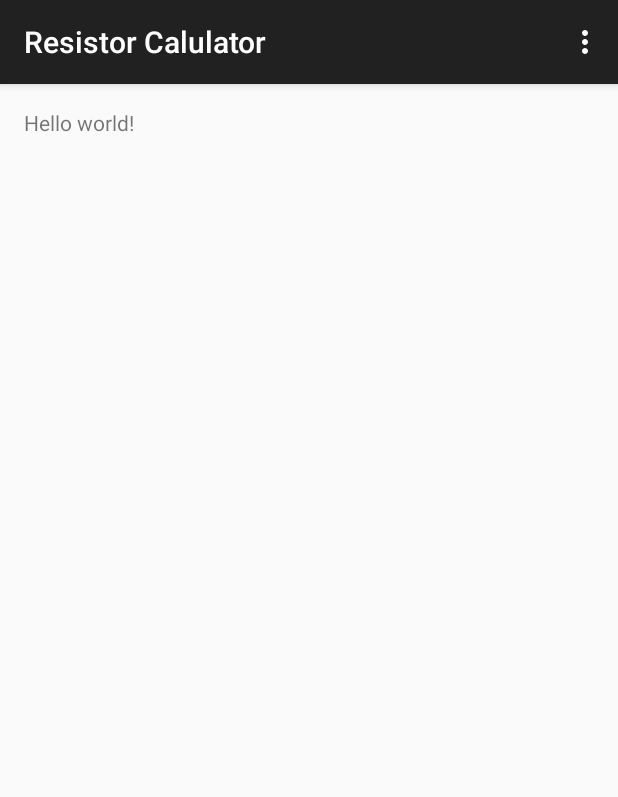
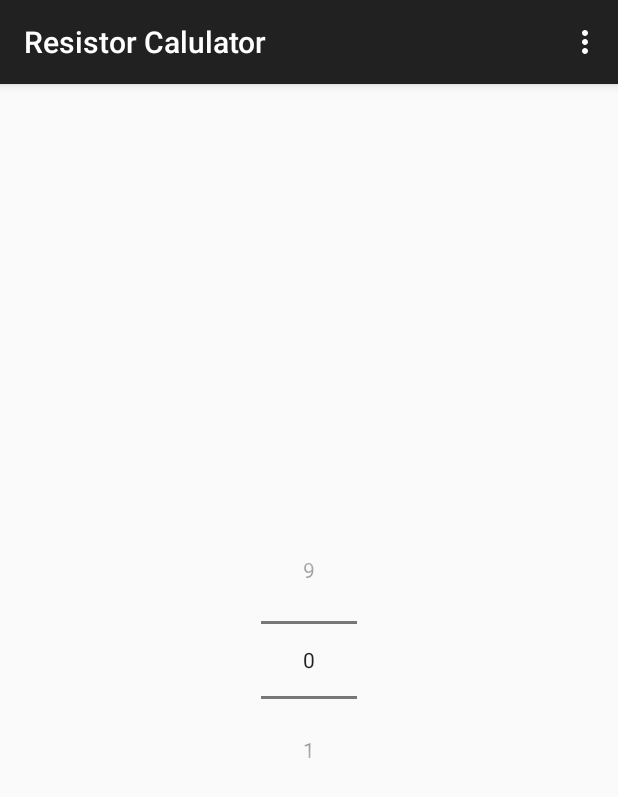
Before and after one commit to drew887/Resistor-Calculator, an Android app: the screen it shows after launch (MainActivity), on a phone screen of 412 x 824 dp. Shown: the top 797 px of the screen. Run offline under Robolectric (Android 15) with nearby library versions, the phone set to English and light mode, and no system bars.

Commit message:
Started basics of the idea, one number picker that changes colour

```diff
--- a/app/src/main/res/layout/activity_main.xml
+++ b/app/src/main/res/layout/activity_main.xml
@@ -1,11 +1,16 @@
-<RelativeLayout xmlns:android="http://schemas.android.com/apk/res/android"
+<LinearLayout xmlns:android="http://schemas.android.com/apk/res/android"
     xmlns:tools="http://schemas.android.com/tools" android:layout_width="match_parent"
     android:layout_height="match_parent" android:paddingLeft="@dimen/activity_horizontal_margin"
     android:paddingRight="@dimen/activity_horizontal_margin"
     android:paddingTop="@dimen/activity_vertical_margin"
-    android:paddingBottom="@dimen/activity_vertical_margin" tools:context=".MainActivity">
+    android:paddingBottom="@dimen/activity_vertical_margin" tools:context=".MainActivity"
+    android:orientation="vertical"
+    android:gravity="center"
+    android:id="@+id/mainLay">
 
-    <TextView android:text="@string/hello_world" android:layout_width="wrap_content"
-        android:layout_height="wrap_content" />
 
-</RelativeLayout>
+    <NumberPicker
+        android:layout_width="wrap_content"
+        android:layout_height="wrap_content"
+        android:id="@+id/firstRowPicker" />
+</LinearLayout>
--- a/app/src/main/res/values/strings.xml
+++ b/app/src/main/res/values/strings.xml
@@ -1,6 +1,5 @@
 <resources>
     <string name="app_name">Resistor Calulator</string>
-
-    <string name="hello_world">Hello world!</string>
+    <string name="calcValue">0</string>
     <string name="action_settings">Settings</string>
 </resources>
```
Also changed, not shown: app/src/main/java/com/rocketgrenade/resistorcalulator/MainActivity.java (+132 -1 lines), 1 other file.
